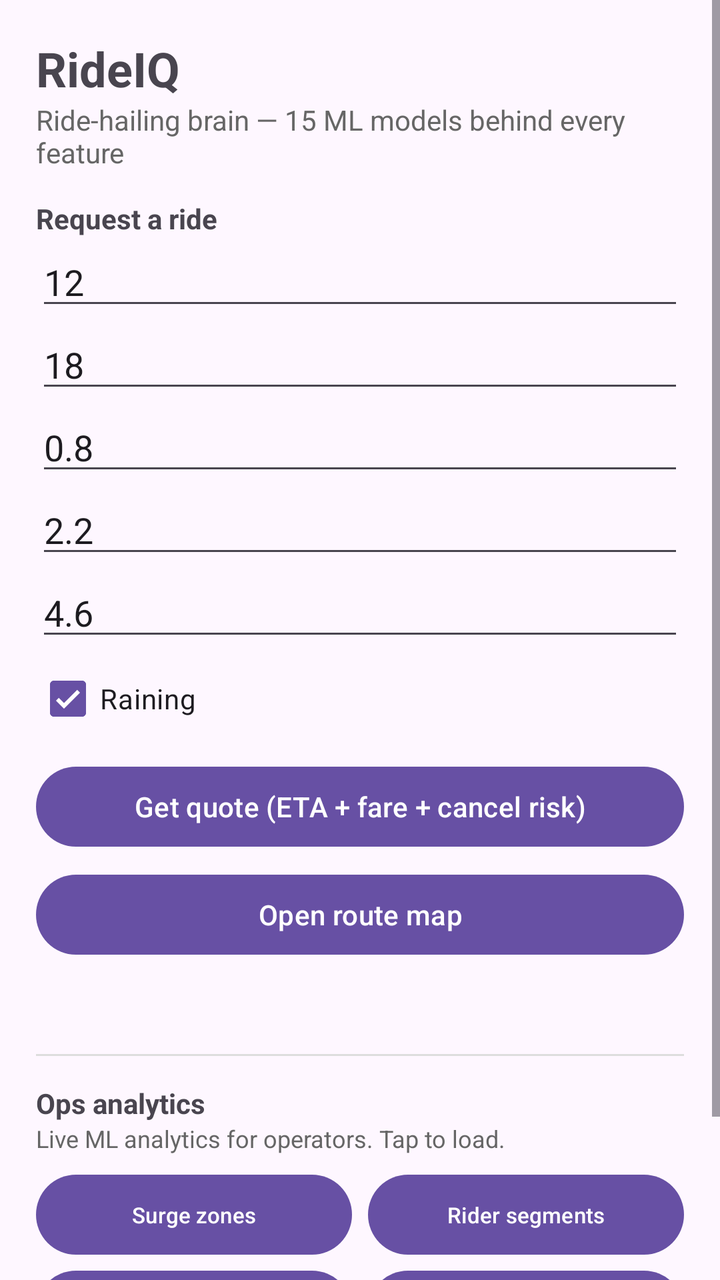
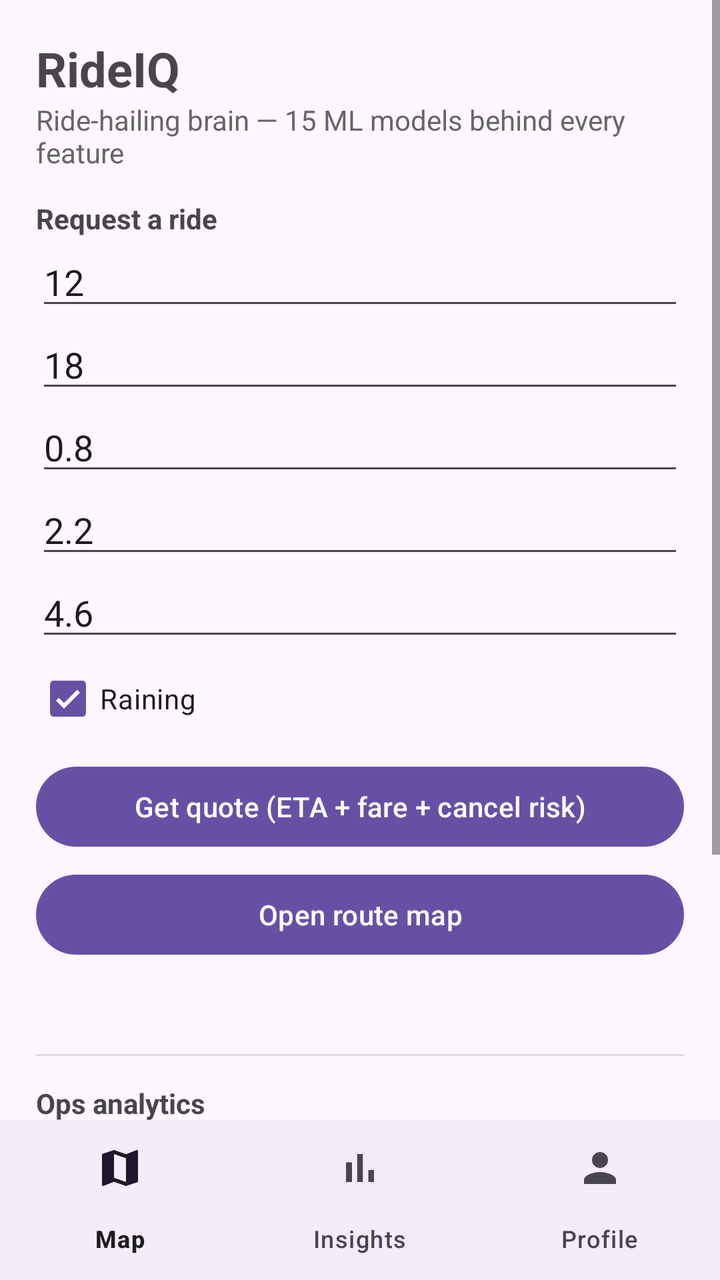

Screens rendered from an Android XML layout before and after an edit, with the pre-edit source and the edit as a unified diff.
<!-- AndroidManifest.xml: application theme Theme.Material3.DayNight -->
<!-- res/layout/activity_main.xml -->
<?xml version="1.0" encoding="utf-8"?>
<ScrollView xmlns:android="http://schemas.android.com/apk/res/android"
    android:layout_width="match_parent"
    android:layout_height="match_parent"
    android:fillViewport="true">

    <LinearLayout
        android:layout_width="match_parent"
        android:layout_height="wrap_content"
        android:orientation="vertical"
        android:padding="18dp">

        <TextView android:layout_width="wrap_content" android:layout_height="wrap_content"
            android:text="@string/app_name" android:textSize="24sp" android:textStyle="bold" />
        <TextView android:layout_width="wrap_content" android:layout_height="wrap_content"
            android:text="@string/tagline" android:textColor="#666666" android:paddingBottom="10dp" />

        <TextView android:layout_width="wrap_content" android:layout_height="wrap_content"
            android:text="@string/request_ride" android:textStyle="bold" android:paddingTop="4dp" />

        <EditText android:id="@+id/distance" android:layout_width="match_parent"
            android:layout_height="wrap_content" android:hint="@string/hint_distance"
            android:inputType="numberDecimal" android:text="12" />
        <EditText android:id="@+id/hour" android:layout_width="match_parent"
            android:layout_height="wrap_content" android:hint="@string/hint_hour"
            android:inputType="number" android:text="18" />
        <EditText android:id="@+id/traffic" android:layout_width="match_parent"
            android:layout_height="wrap_content" android:hint="@string/hint_traffic"
            android:inputType="numberDecimal" android:text="0.8" />
        <EditText android:id="@+id/surge" android:layout_width="match_parent"
            android:layout_height="wrap_content" android:hint="@string/hint_surge"
            android:inputType="numberDecimal" android:text="2.2" />
        <EditText android:id="@+id/rating" android:layout_width="match_parent"
            android:layout_height="wrap_content" android:hint="@string/hint_rating"
            android:inputType="numberDecimal" android:text="4.6" />
        <CheckBox android:id="@+id/raining" android:layout_width="wrap_content"
            android:layout_height="wrap_content" android:text="@string/raining" android:checked="true" />

        <Button android:id="@+id/quoteBtn" android:layout_width="match_parent"
            android:layout_height="wrap_content" android:text="@string/get_quote" android:layout_marginTop="6dp" />

        <Button android:id="@+id/mapBtn" android:layout_width="match_parent"
            android:layout_height="wrap_content" android:text="@string/open_map" android:layout_marginTop="6dp" />

        <TextView android:id="@+id/quoteText" android:layout_width="match_parent"
            android:layout_height="wrap_content" android:layout_marginTop="10dp"
            android:textSize="16sp" android:textStyle="bold" android:textColor="#1B5E20" />

        <View android:layout_width="match_parent" android:layout_height="1dp"
            android:background="#DDDDDD" android:layout_marginVertical="14dp" />

        <TextView android:layout_width="wrap_content" android:layout_height="wrap_content"
            android:text="@string/ops_analytics" android:textStyle="bold" />
        <TextView android:layout_width="wrap_content" android:layout_height="wrap_content"
            android:text="@string/ops_hint" android:textColor="#666666" android:textSize="12sp"
            android:paddingBottom="6dp" />

        <LinearLayout android:layout_width="match_parent" android:layout_height="wrap_content"
            android:orientation="horizontal">
            <Button android:id="@+id/surgeBtn" android:layout_width="0dp" android:layout_weight="1"
                android:layout_height="wrap_content" android:layout_marginEnd="4dp"
                android:text="@string/surge_zones" android:textSize="11sp" />
            <Button android:id="@+id/segBtn" android:layout_width="0dp" android:layout_weight="1"
                android:layout_height="wrap_content" android:layout_marginStart="4dp"
                android:text="@string/segments" android:textSize="11sp" />
        </LinearLayout>
        <LinearLayout android:layout_width="match_parent" android:layout_height="wrap_content"
            android:orientation="horizontal">
            <Button android:id="@+id/driverBtn" android:layout_width="0dp" android:layout_weight="1"
                android:layout_height="wrap_content" android:layout_marginEnd="4dp"
                android:text="@string/driver_shift" android:textSize="11sp" />
            <Button android:id="@+id/causesBtn" android:layout_width="0dp" android:layout_weight="1"
                android:layout_height="wrap_content" android:layout_marginStart="4dp"
                android:text="@string/causes" android:textSize="11sp" />
        </LinearLayout>

        <ProgressBar android:id="@+id/progress" android:layout_width="wrap_content"
            android:layout_height="wrap_content" android:layout_gravity="center"
            android:visibility="gone" android:layout_marginTop="8dp" />

        <TextView android:id="@+id/analyticsText" android:layout_width="match_parent"
            android:layout_height="wrap_content" android:layout_marginTop="10dp"
            android:fontFamily="monospace" android:textSize="12sp" android:textColor="#333333" />

        <ImageView android:id="@+id/plotView" android:layout_width="match_parent"
            android:layout_height="wrap_content" android:adjustViewBounds="true"
            android:layout_marginTop="10dp" android:contentDescription="@string/plot_desc" />
    </LinearLayout>
</ScrollView>
<!-- resources referenced by this layout -->
<resources>
  <string name="app_name">RideIQ</string>
  <string name="causes">Cancel causes</string>
  <string name="driver_shift">Driver shift</string>
  <string name="get_quote">Get quote (ETA + fare + cancel risk)</string>
  <string name="hint_distance">Distance (km)</string>
  <string name="hint_hour">Hour of day (0–23)</string>
  <string name="hint_rating">Rider rating (3–5)</string>
  <string name="hint_surge">Surge multiplier (≥1)</string>
  <string name="hint_traffic">Traffic (0–1)</string>
  <string name="open_map">Open route map</string>
  <string name="ops_analytics">Ops analytics</string>
  <string name="ops_hint">Live ML analytics for operators. Tap to load.</string>
  <string name="plot_desc">Analytics plot from the ML backend</string>
  <string name="raining">Raining</string>
  <string name="request_ride">Request a ride</string>
  <string name="segments">Rider segments</string>
  <string name="surge_zones">Surge zones</string>
  <string name="tagline">Ride-hailing brain — 15 ML models behind every feature</string>
</resources>

<!-- the commit's change to res/layout/activity_main.xml (unified diff, before → after) -->
@@ -1,7 +1,14 @@
 <?xml version="1.0" encoding="utf-8"?>
-<ScrollView xmlns:android="http://schemas.android.com/apk/res/android"
+<LinearLayout xmlns:android="http://schemas.android.com/apk/res/android"
+    xmlns:app="http://schemas.android.com/apk/res-auto"
     android:layout_width="match_parent"
     android:layout_height="match_parent"
+    android:orientation="vertical">
+
+<ScrollView
+    android:layout_width="match_parent"
+    android:layout_height="0dp"
+    android:layout_weight="1"
     android:fillViewport="true">
 
     <LinearLayout
@@ -87,3 +94,11 @@
             android:layout_marginTop="10dp" android:contentDescription="@string/plot_desc" />
     </LinearLayout>
 </ScrollView>
+
+    <com.google.android.material.bottomnavigation.BottomNavigationView
+        android:id="@+id/bottomNav"
+        android:layout_width="match_parent"
+        android:layout_height="wrap_content"
+        app:menu="@menu/bottom_nav"
+        app:labelVisibilityMode="labeled" />
+</LinearLayout>
